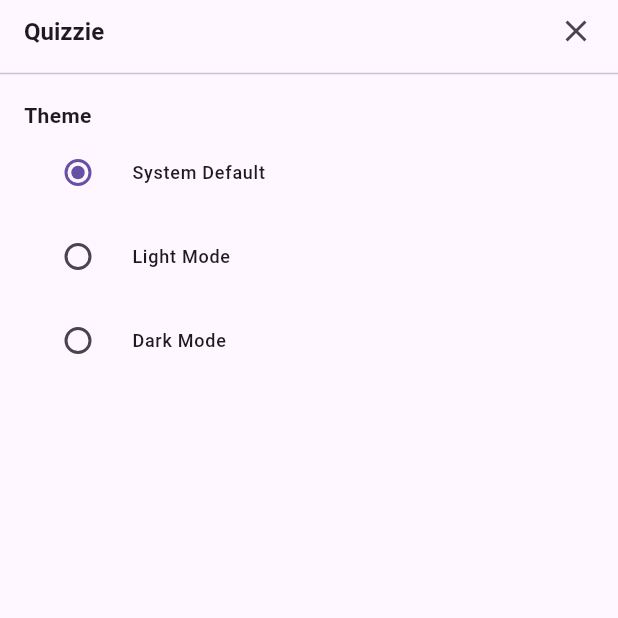
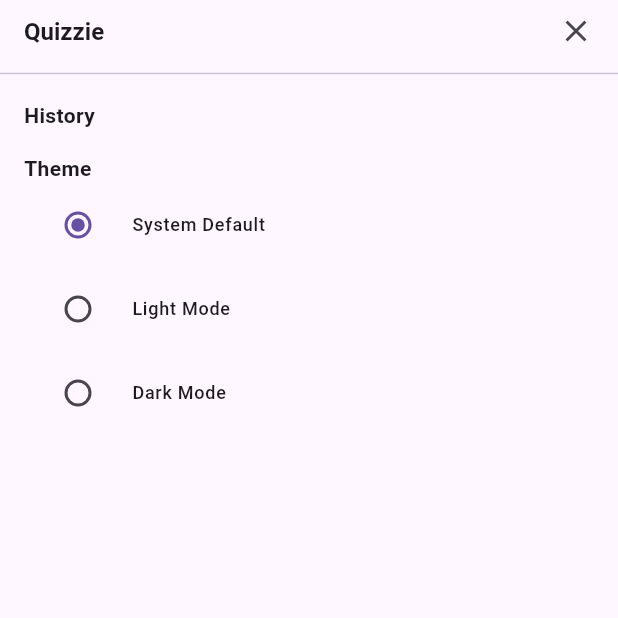
Before and after one commit to swornika-maharjan/Quiz_App, a Flutter app: the screen it shows after launch, in the side drawer, after a tap on "ENGLISH", on a phone screen of 412 x 824 dp, the top half of it. Run offline on Flutter 3.47's test engine with Material 3 defaults, Android fonts, the phone set to English and light mode, and no system bars; our stand-ins replace firebase_core, firebase_messaging, flutter_local_notifications, get, hive, hive_flutter and 1 more; accounts and stored records are empty.

Commit message:
code updated

```diff
--- a/lib/features/screens/home_page_screen.dart
+++ b/lib/features/screens/home_page_screen.dart
@@ -1,10 +1,11 @@
 import 'package:flutter/gestures.dart';
 import 'package:flutter/material.dart';
 import 'package:get/get.dart';
-import 'package:quiz_app/features/controllers/questions_controller.dart';
-import 'package:quiz_app/features/controllers/theme_controller.dart';
-import 'package:quiz_app/features/screens/profile_screen.dart';
-import 'package:quiz_app/features/screens/questions/quiz_screen.dart';
+import 'package:quizzie/features/controllers/questions_controller.dart';
+import 'package:quizzie/features/controllers/theme_controller.dart';
+import 'package:quizzie/features/screens/history_screen.dart';
+import 'package:quizzie/features/screens/profile_screen.dart';
+import 'package:quizzie/features/screens/questions/quiz_screen.dart';
 
 class HomePageScreen extends StatelessWidget {
   HomePageScreen({super.key});
@@ -21,13 +22,9 @@ class HomePageScreen extends StatelessWidget {
       drawer: Scaffold(
         appBar: AppBar(
           actionsPadding: const EdgeInsets.only(right: 16),
-          title: Obx(
-            () => Text(
-              questionsController.isSelected == 'ENGLISH'
-                  ? 'Quizzie'
-                  : 'क्विज़ी',
-              style: TextStyle(fontWeight: FontWeight.w700, fontSize: 16),
-            ),
+          title: Text(
+            'quizzie'.tr,
+            style: TextStyle(fontWeight: FontWeight.w700, fontSize: 16),
           ),
           actions: [
             GestureDetector(
@@ -47,19 +44,26 @@ class HomePageScreen extends StatelessWidget {
               return Column(
                 crossAxisAlignment: CrossAxisAlignment.start,
                 children: [
+                  GestureDetector(
+                    onTap: () => Get.to(() => HistoryScreen()),
+                    child: Text(
+                      'history'.tr,
+                      style: TextStyle(
+                        fontWeight: FontWeight.w700,
+                        fontSize: 14,
+                      ),
+                    ),
+                  ),
+                  SizedBox(height: 15),
                   Text(
-                    questionsController.isSelected == 'ENGLISH'
-                        ? 'Theme'
-                        : 'थिम',
+                    'theme'.tr,
                     style: TextStyle(fontWeight: FontWeight.w700, fontSize: 14),
                   ),
                   RadioListTile<AppThemeMode>(
                     value: AppThemeMode.system,
                     groupValue: themeController.themeMode,
                     title: Text(
-                      questionsController.isSelected == 'ENGLISH'
-                          ? 'System Default'
-                          : 'प्रणाली डिफल्ट',
+                      'system_default'.tr,
                       style: TextStyle(
                         fontSize: 12,
                         fontWeight: FontWeight.w500,
@@ -71,9 +75,7 @@ class HomePageScreen extends StatelessWidget {
                     value: AppThemeMode.light,
                     groupValue: themeController.themeMode,
                     title: Text(
-                      questionsController.isSelected == 'ENGLISH'
-                          ? 'Light Mode'
-                          : 'हल्का रंग मोड',
+                      'light_mode'.tr,
                       style: TextStyle(
                         fontSize: 12,
                         fontWeight: FontWeight.w500,
@@ -85,9 +87,7 @@ class HomePageScreen extends StatelessWidget {
                     value: AppThemeMode.dark,
                     groupValue: themeController.themeMode,
                     title: Text(
-                      questionsController.isSelected == 'ENGLISH'
-                          ? 'Dark Mode'
-                          : 'अँध्यारो मोड',
+                      'dark_mode'.tr,
                       style: TextStyle(
                         fontSize: 12,
                         fontWeight: FontWeight.w500,
@@ -104,6 +104,10 @@ class HomePageScreen extends StatelessWidget {
       appBar: AppBar(
         actionsPadding: const EdgeInsets.all(10),
         actions: [
+          // SvgPicture.asset(
+          //   'assets/icons/notification.svg',
+          //   color: Theme.of(context).textTheme.bodyMedium?.color,
+          // ),
           Obx(
             () => GestureDetector(
               onTap: () {
--- a/lib/main.dart
+++ b/lib/main.dart
@@ -1,25 +1,74 @@
+import 'package:firebase_core/firebase_core.dart';
+import 'package:firebase_messaging/firebase_messaging.dart';
 import 'package:flutter/material.dart';
 import 'package:flutter_localizations/flutter_localizations.dart';
 import 'package:get/get.dart';
-import 'package:quiz_app/features/controllers/questions_controller.dart';
-import 'package:quiz_app/features/controllers/theme_controller.dart';
-import 'package:quiz_app/features/screens/home_page_screen.dart';
-import 'package:quiz_app/translation.dart';
+import 'package:hive_flutter/adapters.dart';
+import 'package:quizzie/features/controllers/questions_controller.dart';
+import 'package:quizzie/features/controllers/theme_controller.dart';
+import 'package:quizzie/features/screens/home_page_screen.dart';
+import 'package:quizzie/notification/notification_service.dart';
+// import 'package:quizzie/notification/notification_service.dart';
+import 'package:quizzie/utils/translation.dart';
 
-void main() {
+// Define the background message handler
+Future<void> _firebaseMessagingBackgroundHandler(RemoteMessage message) async {
+  print("Handling a background message: ${message.notification?.title}");
+}
+
+void main() async {
+  WidgetsFlutterBinding.ensureInitialized();
+  await Firebase.initializeApp();
+
+  await Hive.initFlutter();
+  await Hive.openBox('quiz_results');
+  // Handle messages when the app is in the background or terminated
+  FirebaseMessaging.onBackgroundMessage(_firebaseMessagingBackgroundHandler);
+  await NotificationService.requestNotificationPermission();
+  NotificationService().initializeNotifications();
+
   Get.put(ThemeController());
   Get.put(QuestionsController());
   runApp(MyApp());
 }
 
-class MyApp extends StatelessWidget {
-  MyApp({super.key});
+class MyApp extends StatefulWidget {
+  const MyApp({super.key});
+
+  @override
+  State<MyApp> createState() => _MyAppState();
+}
+
+class _MyAppState extends State<MyApp> {
   final ThemeController themeController = Get.put(ThemeController());
+
   final locale = const Locale('en', 'US');
+
+  final FirebaseMessaging _firebaseMessaging = FirebaseMessaging.instance;
+
+  @override
+  void initState() {
+    super.initState();
+
+    getToken();
+    // Handle incoming messages
+    FirebaseMessaging.onMessage.listen((RemoteMessage message) {
+      // Handle the message
+      print("Received message: ${message.notification?.title}");
+    });
+  }
+
+  void getToken() async {
+    final token = await FirebaseMessaging.instance.getToken();
+    print("FCM Token: $token");
+  }
 
   // This widget is the root of your application.
   @override
   Widget build(BuildContext context) {
+    // Request notification permissions
+    _firebaseMessaging.requestPermission();
+
     return Obx(
       () => GetMaterialApp(
         title: 'Quizzie',
--- /dev/null
+++ b/lib/notification/notification_service.dart
@@ -0,0 +1,41 @@
+import 'package:flutter_local_notifications/flutter_local_notifications.dart';
+import 'package:permission_handler/permission_handler.dart';
+
+class NotificationService {
+  static final FlutterLocalNotificationsPlugin flutterLocalNotificationsPlugin =
+      FlutterLocalNotificationsPlugin();
+
+  void initializeNotifications() async {
+    // Step 1: Android settings
+    const AndroidInitializationSettings androidSettings =
+        AndroidInitializationSettings('@mipmap/ic_launcher');
+
+    const InitializationSettings initSettings = InitializationSettings(
+      android: androidSettings,
+    );
+    // Step 2: Initialize the plugin
+    await flutterLocalNotificationsPlugin.initialize(initSettings);
+
+    // Step 3: Create notification channel (required for Android 8.0+)
+    const AndroidNotificationChannel channel = AndroidNotificationChannel(
+      'quiz_channel',
+      'Quiz Notifications',
+      importance: Importance.high,
+      playSound: true,
+      enableVibration: true,
+    );
+
+    await flutterLocalNotificationsPlugin
+        .resolvePlatformSpecificImplementation<
+          AndroidFlutterLocalNotificationsPlugin
+        >()
+        ?.createNotificationChannel(channel);
+  }
+
+  static Future<void> requestNotificationPermission() async {
+    final status = await Permission.notification.request();
+    if (status != PermissionStatus.granted) {
+      print('Notification permission not granted');
+    }
+  }
+}
--- a/lib/translation.dart
+++ b/lib/utils/translation.dart
@@ -23,6 +23,7 @@ class AppTranslations extends Translations {
       'computer_science': 'Computer Science Knowledge Quiz',
       'sports_knowledge_quiz': 'Sports Knowledge Quiz',
       'literature_knowledge_quiz': 'Literature Knowledge Quiz',
+      'history': 'History'
     },
     'ne_NP': {
       'mixed_questions': 'मिश्रित प्रश्नहरू',
@@ -44,6 +45,7 @@ class AppTranslations extends Translations {
       'computer_science': 'कम्प्युटर विज्ञान प्रश्नोत्तरी',
       'sports_knowledge_quiz': 'खेलकुद ज्ञान प्रश्नोत्तरी',
       'literature_knowledge_quiz': 'साहित्य ज्ञान प्रश्नोत्तरी',
+      'history': 'इतिहास'
     },
   };
 }
--- /dev/null
+++ b/lib/utils/utils.dart
@@ -0,0 +1,6 @@
+extension StringCasingExtension on String {
+  String capitalizeFirst() {
+    if (isEmpty) return this;
+    return this[0].toUpperCase() + substring(1).toLowerCase();
+  }
+}
```
Also changed, not shown: lib/features/screens/history_screen.dart (added, +54 -0 lines), lib/features/screens/questions/quiz_screen.dart (+47 -6 lines), lib/features/screens/result_screen.dart (+18 -10 lines), lib/notification/push_notification_service.dart (added, +43 -0 lines), pubspec.yaml (+12 -2 lines), assets/icons/notification.svg (added), pubspec.lock, 9 other files.
